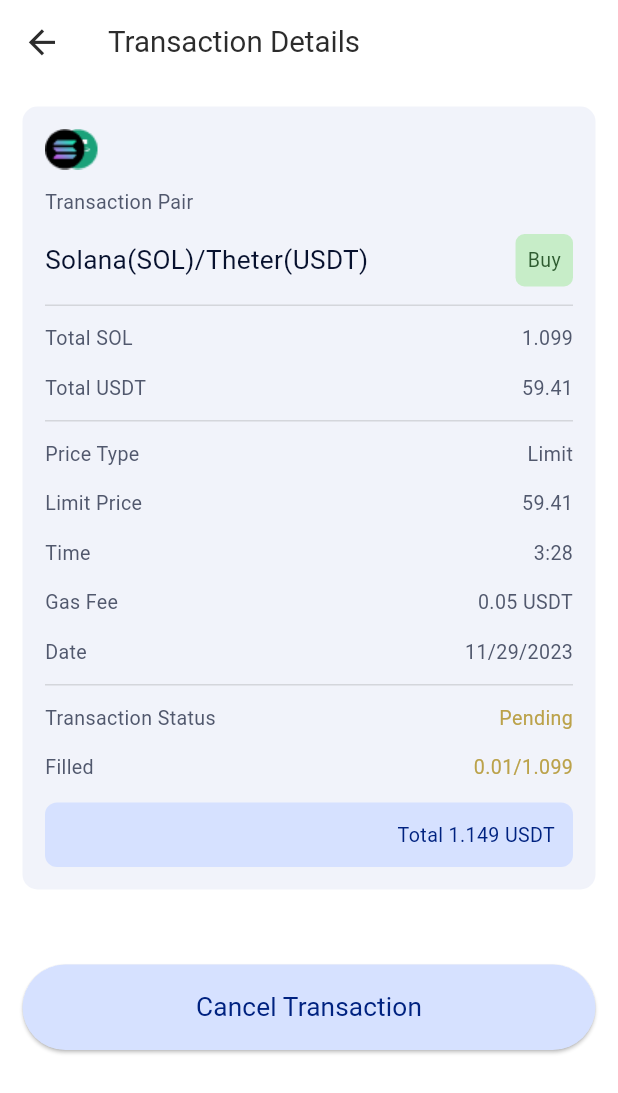
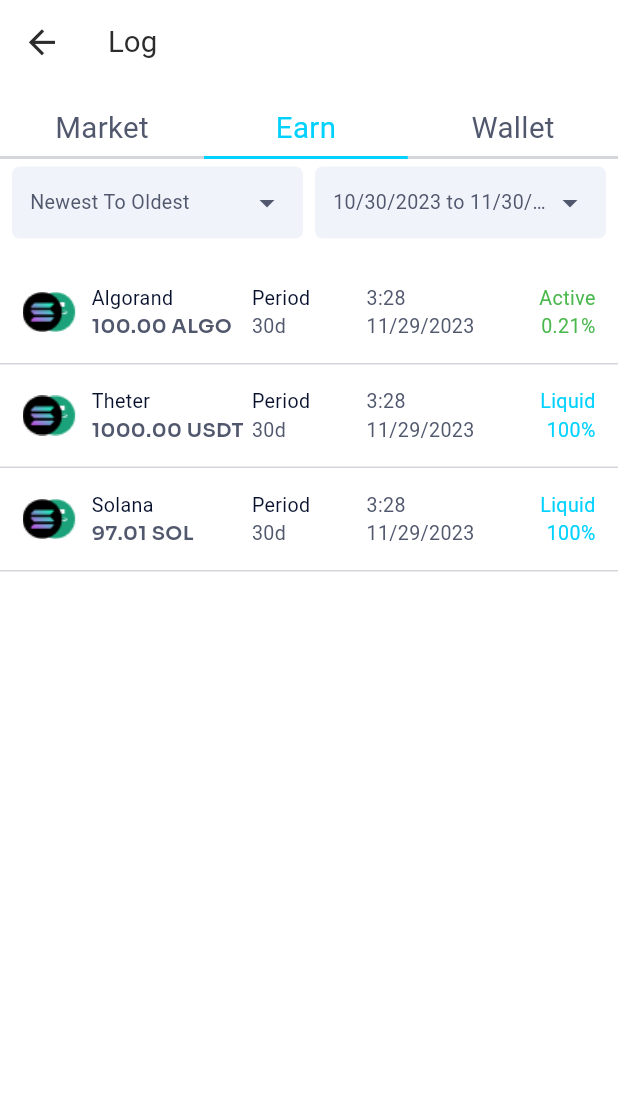
Before and after one commit to North-Star-Metrics-dev/ntsmetrics, a Flutter app: the screen it shows after launch, on a phone screen of 412 x 824 dp. Shown: the top 1093 px of the screen. Run offline on Flutter 3.47's test engine with Material 3 defaults, Android fonts, the phone set to English and light mode, and no system bars; our stand-ins replace google_fonts, intl_phone_number_input, pin_code_fields; Roboto replaces fonts that are missing (Alata); project files that could hold a hidden picture were left out.

Commit message:
Iphone52_earn_log_screen added

```diff
--- /dev/null
+++ b/lib/iphone52earnlog/view/iphone51earnlog_list.dart
@@ -0,0 +1,166 @@
+import 'package:flutter/cupertino.dart';
+import 'package:flutter/material.dart';
+import 'package:google_fonts/google_fonts.dart';
+
+class Iphone51earnlogList extends StatelessWidget {
+  final String r1c1;
+  final String r1c2;
+  final String r2c1;
+  final String r2c2;
+  final String r3c1;
+  final String r3c2;
+  final String r4c1;
+  final String r4c2;
+  final String status;
+
+  const Iphone51earnlogList({
+    required this.r1c1,
+    required this.r1c2,
+    required this.r2c1,
+    required this.r2c2,
+    required this.r3c1,
+    required this.r3c2,
+    required this.r4c1,
+    required this.r4c2,
+    required this.status
+});
+
+  @override
+  Widget build(BuildContext context) {
+    double width = MediaQuery.of(context).size.width;
+    return Container(
+      color: Colors.transparent,
+      child: Column(
+        children: [
+          Padding(
+            padding: const EdgeInsets.symmetric(horizontal: 15, vertical: 15),
+            child: Row(
+              mainAxisAlignment: MainAxisAlignment.spaceBetween,
+              children: [
+                Expanded(
+                  flex: 4,
+                  child: Row(
+                    children: [
+                      Image.asset("assets/images/transaction_pair.png"),
+                      Padding(
+                        padding: const EdgeInsets.only(left: 10),
+                        child: Column(
+                          crossAxisAlignment: CrossAxisAlignment.start,
+                          children: [
+                            ConstrainedBox(
+                              constraints: BoxConstraints(maxWidth: width * 0.25),
+                              child: Text(
+                                r1c1,
+                                style: GoogleFonts.alata(
+                                  fontWeight: FontWeight.w400,
+                                  fontSize: 13.1,
+                                  color: Color(0xFF07112E),
+                                ),
+                                overflow: TextOverflow.ellipsis,
+                              ),
+                            ),
+                            ConstrainedBox(
+                              constraints: BoxConstraints(maxWidth: width * 0.25),
+                              child: Text(
+                                r1c2,
+                                style: GoogleFonts.sora(
+                                  fontWeight: FontWeight.w600,
+                                  fontSize: 13.1,
+                                  color: Color(0xFF51586D),
+                                ),
+                                overflow: TextOverflow.ellipsis,
+                              ),
+                            ),
+                          ],
+                        ),
+                      ),
+                    ],
+                  ),
+                ),
+                Expanded(
+                  flex: 2,
+                  child: Column(
+                    crossAxisAlignment: CrossAxisAlignment.start,
+                    children: [
+                      Text(
+                        r2c1,
+                        style: GoogleFonts.alata(
+                          fontWeight: FontWeight.w400,
+                          fontSize: 13.1,
+                          color: Color(0xFF07112E),
+                        ),
+                      ),
+                      Text(
+                        r2c2,
+                        style: GoogleFonts.alata(
+                          fontWeight: FontWeight.w400,
+                          fontSize: 13.1,
+                          color: Color(0xFF51586D),
+                        ),
+                      ),
+                    ],
+                  ),
+                ),
+                Expanded(
+                  flex: 2,
+                  child: Column(
+                    crossAxisAlignment: CrossAxisAlignment.start,
+                    children: [
+                      Text(
+                        r3c1,
+                        style: GoogleFonts.alata(
+                          fontWeight: FontWeight.w400,
+                          fontSize: 13.1,
+                          color: Color(0xFF51586D),
+                        ),
+                      ),
+                      Text(
+                        r3c2,
+                        style: GoogleFonts.alata(
+                          fontWeight: FontWeight.w400,
+                          fontSize: 13.1,
+                          color: Color(0xFF51586D),
+                        ),
+                      ),
+                    ],
+                  ),
+                ),
+                Expanded(
+                  flex: 2,
+                  child: Column(
+                    crossAxisAlignment: CrossAxisAlignment.end,
+                    children: [
+                      Text(
+                        r4c1,
+                        style: GoogleFonts.alata(
+                          fontWeight: FontWeight.w400,
+                          fontSize: 13.1,
+                          color: status == "active" ? Color(0xFF4AB84D) : Color(0xFF00D1FF),
+                        ),
+                        overflow: TextOverflow.ellipsis,
+                      ),
+                      Text(
+                        r4c2,
+                        style: GoogleFonts.alata(
+                          fontWeight: FontWeight.w400,
+                          fontSize: 13.1,
+                          color: status == "active" ? Color(0xFF4AB84D) : Color(0xFF00D1FF),
+                        ),
+                        overflow: TextOverflow.ellipsis,
+                      ),
+                    ],
+                  ),
+                ),
+              ],
+            ),
+          ),
+          Container(
+            height: 1,
+            width: double.infinity,
+            color: Color(0xFFD4D6DB),
+          ),
+        ],
+      ),
+    );
+  }
+}
--- /dev/null
+++ b/lib/iphone52earnlog/view/iphone51earnlog_screen.dart
@@ -0,0 +1,264 @@
+import 'package:flutter/cupertino.dart';
+import 'package:flutter/material.dart';
+import 'package:google_fonts/google_fonts.dart';
+import 'package:ntsmetrics/iphone52earnlog/view/iphone51earnlog_list.dart';
+
+class Iphone51earnlogScreen extends StatefulWidget {
+  const Iphone51earnlogScreen({super.key});
+
+  @override
+  State<Iphone51earnlogScreen> createState() => _Iphone51earnlogScreenState();
+}
+
+class _Iphone51earnlogScreenState extends State<Iphone51earnlogScreen> {
+  int selectedIndex = 1;
+  @override
+  Widget build(BuildContext context) {
+    double width = MediaQuery.of(context).size.width;
+    return Scaffold(
+      backgroundColor: Colors.white,
+      appBar: AppBar(
+        leading: IconButton(
+          icon: Icon(Icons.arrow_back,
+            color: Color(0xFF2C2C2C),
+            size: 26.2,
+          ),
+          onPressed: () {
+            // Handle back button press
+          },
+        ),
+        title: Text('Log',
+          style: GoogleFonts.alata(
+            fontSize: 19.65,
+            fontWeight: FontWeight.w400,
+            color: Color(0xFF2C2C2C),
+          ),
+        ),
+        backgroundColor: Colors.white,
+      ),
+      body:
+      Column(
+        children: [
+          SizedBox(
+            height: 15,
+          ),
+
+          //market,earn,wallet button
+          Row(
+            children: [
+              InkWell(
+                onTap: () {
+                  setState(() {
+                    selectedIndex = 0;
+                  });
+                },
+                child: Column(
+                  mainAxisAlignment: MainAxisAlignment.center,
+                  children: [
+                    Text(
+                      "Market",
+                      style: GoogleFonts.alata(
+                          color: selectedIndex == 0 ? Color(0xFF00D1FF) : Color(0xFF51586D),
+                          fontWeight: FontWeight.w400,
+                          fontSize: 19.65
+                      ),
+                    ),
+                    SizedBox(height: 5),
+                    if (selectedIndex == 0)
+                      Container(
+                        height: 2,
+                        width: width * 0.33,
+                        color: Color(0xFF00D1FF),
+                      )
+                    else
+                      Container(
+                        height: 2,
+                        width: width * 0.33,
+                        color: Color(0xFFD4D6DB),
+                      )
+                  ],
+                ),
+              ),
+              InkWell(
+                onTap: () {
+                  setState(() {
+                    selectedIndex = 1;
+                  });
+                },
+                child: Column(
+                  mainAxisAlignment: MainAxisAlignment.center,
+                  children: [
+                    Text(
+                      "Earn",
+                      style: GoogleFonts.alata(
+                          color: selectedIndex == 1 ? Color(0xFF00D1FF) : Color(0xFF51586D),
+                          fontWeight: FontWeight.w400,
+                          fontSize: 19.65
+                      ),
+                    ),
+                    SizedBox(height: 5),
+                    if (selectedIndex == 1)
+                      Container(
+                        height: 2,
+                        width: width * 0.33,
+                        color: Color(0xFF00D1FF),
+                      )
+                    else
+                      Container(
+                        height: 2,
+                        width: width * 0.33,
+                        color: Color(0xFFD4D6DB),
+                      )
+                  ],
+                ),
+              ),
+              InkWell(
+                onTap: () {
+                  setState(() {
+                    selectedIndex = 2;
+                  });
+                },
+                child: Column(
+                  mainAxisAlignment: MainAxisAlignment.center,
+                  children: [
+                    Text(
+                      "Wallet",
+                      style: GoogleFonts.alata(
+                          color: selectedIndex == 2 ? Color(0xFF00D1FF) : Color(0xFF51586D),
+                          fontWeight: FontWeight.w400,
+                          fontSize: 19.65
+                      ),
+                    ),
+                    SizedBox(height: 5),
+                    if (selectedIndex == 2)
+                      Container(
+                        height: 2,
+                        width: width * 0.33,
+                        color: Color(0xFF00D1FF),
+                      )
+                    else
+                      Container(
+                        height: 2,
+                        width: width * 0.34,
+                        color: Color(0xFFD4D6DB),
+                      )
+                  ],
+                ),
+              ),
+            ],
+          ),
+
+          SizedBox(
+            height: 5,
+          ),
+
+          //newest to oldest,and the date dropdown
+          Row(
+            mainAxisAlignment: MainAxisAlignment.spaceEvenly,
+            children: [
+              SizedBox(width: 8),
+              Expanded(
+                flex: 1,
+                child: Container(
+                  decoration: BoxDecoration(
+                    color: Color(0xFFF1F3FA),
+                    borderRadius: BorderRadius.circular(5),
+                  ),
+                  child: Padding(
+                    padding: const EdgeInsets.symmetric(horizontal: 12, vertical: 12),
+                    child: Row(
+                      mainAxisAlignment: MainAxisAlignment.spaceBetween,
+                      children: [
+                        Flexible(
+                          child: Text(
+                            "Newest To Oldest",
+                            style: GoogleFonts.alata(
+                              fontWeight: FontWeight.w400,
+                              fontSize: 13.1,
+                              color: Color(0xFF51586D),
+                            ),
+                            overflow: TextOverflow.ellipsis, // Ensure text doesn't overflow
+                          ),
+                        ),
+                        Icon(Icons.arrow_drop_down, color: Color(0xFF51586D)),
+                      ],
+                    ),
+                  ),
+                ),
+              ),
+              SizedBox(width: 8), // Add a bit of spacing between the containers
+              Expanded(
+                flex: 1,
+                child: Container(
+                  decoration: BoxDecoration(
+                    color: Color(0xFFF1F3FA),
+                    borderRadius: BorderRadius.circular(5),
+                  ),
+                  child: Padding(
+                    padding: const EdgeInsets.symmetric(horizontal: 12, vertical: 12),
+                    child: Row(
+                      mainAxisAlignment: MainAxisAlignment.spaceBetween,
+                      children: [
+                        Flexible(
+                          child: Text(
+                            "10/30/2023 to 11/30/2023",
+                            style: GoogleFonts.alata(
+                              fontWeight: FontWeight.w400,
+                              fontSize: 13.1,
+                              color: Color(0xFF51586D),
+                            ),
+                            overflow: TextOverflow.ellipsis, // Ensure text doesn't overflow
+                          ),
+                        ),
+                        Icon(Icons.arrow_drop_down, color: Color(0xFF51586D)),
+                      ],
+                    ),
+                  ),
+                ),
+              ),
+              SizedBox(width: 8),
+            ],
+          ),
+
+          SizedBox(
+            height: 15,
+          ),
+
+          Iphone51earnlogList(
+              r1c1: "Algorand",
+              r1c2: "100.00 ALGO",
+              r2c1: "Period",
+              r2c2: "30d",
+              r3c1: "3:28",
+              r3c2: "11/29/2023",
+              r4c1: "Active",
+              r4c2: "0.21%",
+              status: "active"
+          ),
+          Iphone51earnlogList(
+              r1c1: "Theter",
+              r1c2: "1000.00 USDT",
+              r2c1: "Period",
+              r2c2: "30d",
+              r3c1: "3:28",
+              r3c2: "11/29/2023",
+              r4c1: "Liquid",
+              r4c2: "100%",
+              status: "inactive"
+          ),
+          Iphone51earnlogList(
+              r1c1: "Solana",
+              r1c2: "97.01 SOL",
+              r2c1: "Period",
+              r2c2: "30d",
+              r3c1: "3:28",
+              r3c2: "11/29/2023",
+              r4c1: "Liquid",
+              r4c2: "100%",
+              status: "inactive"
+          )
+        ],
+      ),
+    );
+  }
+}
--- a/lib/main.dart
+++ b/lib/main.dart
@@ -1,6 +1,7 @@
 import 'package:flutter/material.dart';
 
 import 'Iphone51transactiondetails/view/transactiondetails_screen.dart';
+import 'iphone52earnlog/view/iphone51earnlog_screen.dart';
 
 
 
@@ -14,7 +15,7 @@
   Widget build(BuildContext context) {
     return MaterialApp(
       debugShowCheckedModeBanner: false,
-      home: Iphone51TransactiondetailsScreen() ,
+      home: Iphone51earnlogScreen() ,
     );
   }
 }
```
